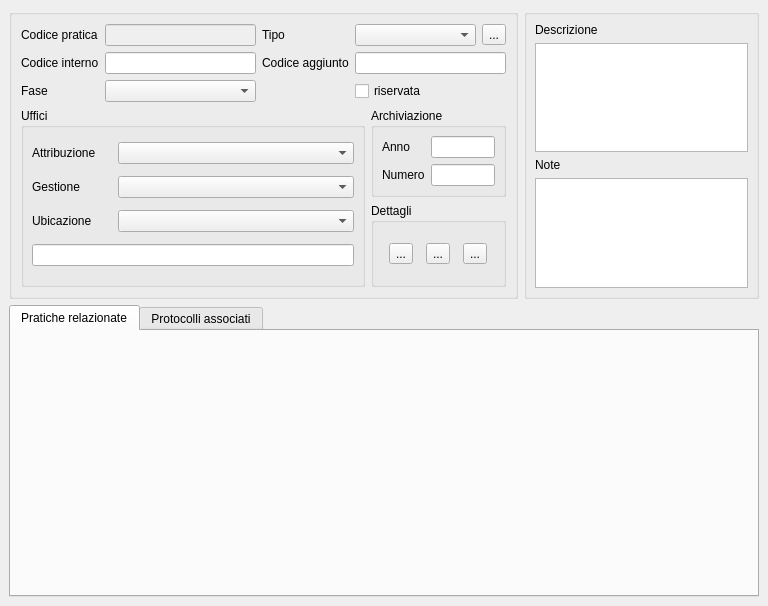
tizianolattisi/suitegda, file src/com/axiastudio/suite/pratiche/forms/pratica.ui: the form before one commit.
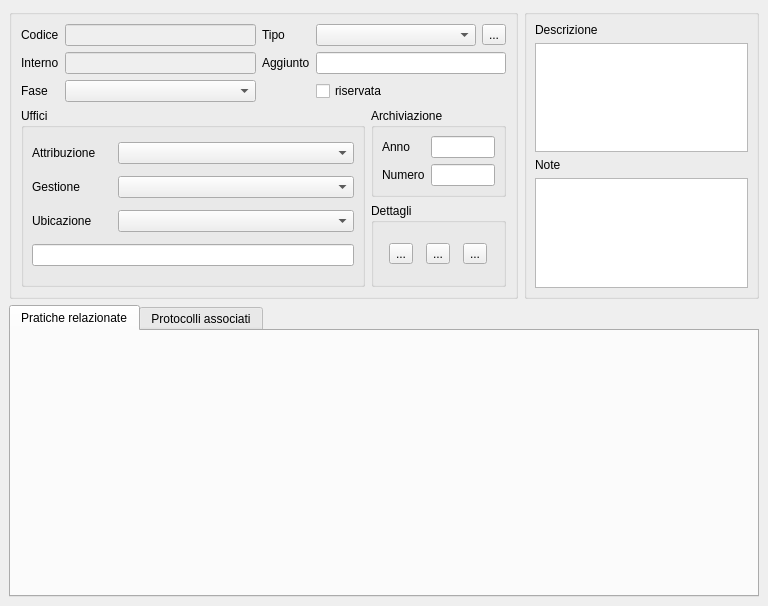
The form after the commit. Custom widgets are drawn as their Qt base class.

Commit message: Correzione case di codiceinterno (per le ricerche).

```diff
--- a/src/com/axiastudio/suite/pratiche/forms/pratica.ui
+++ b/src/com/axiastudio/suite/pratiche/forms/pratica.ui
@@ -41,7 +41,7 @@
          <item row="0" column="0">
           <widget class="QLabel" name="label">
            <property name="text">
-            <string>Codice pratica</string>
+            <string>Codice</string>
            </property>
           </widget>
          </item>
@@ -89,12 +89,21 @@
          <item row="1" column="0">
           <widget class="QLabel" name="label_5">
            <property name="text">
-            <string>Codice interno</string>
+            <string>Interno</string>
            </property>
           </widget>
          </item>
          <item row="1" column="1">
           <widget class="QLineEdit" name="lineEdit_2">
+           <property name="enabled">
+            <bool>false</bool>
+           </property>
+           <property name="minimumSize">
+            <size>
+             <width>180</width>
+             <height>0</height>
+            </size>
+           </property>
            <property name="text">
             <string/>
            </property>
@@ -109,7 +118,7 @@
          <item row="1" column="2">
           <widget class="QLabel" name="label_6">
            <property name="text">
-            <string>Codice aggiunto</string>
+            <string>Aggiunto</string>
            </property>
           </widget>
          </item>
```
Left out of the diff: 2 changed lines with no effect on the pictures. The commit also changes 1 other file.
